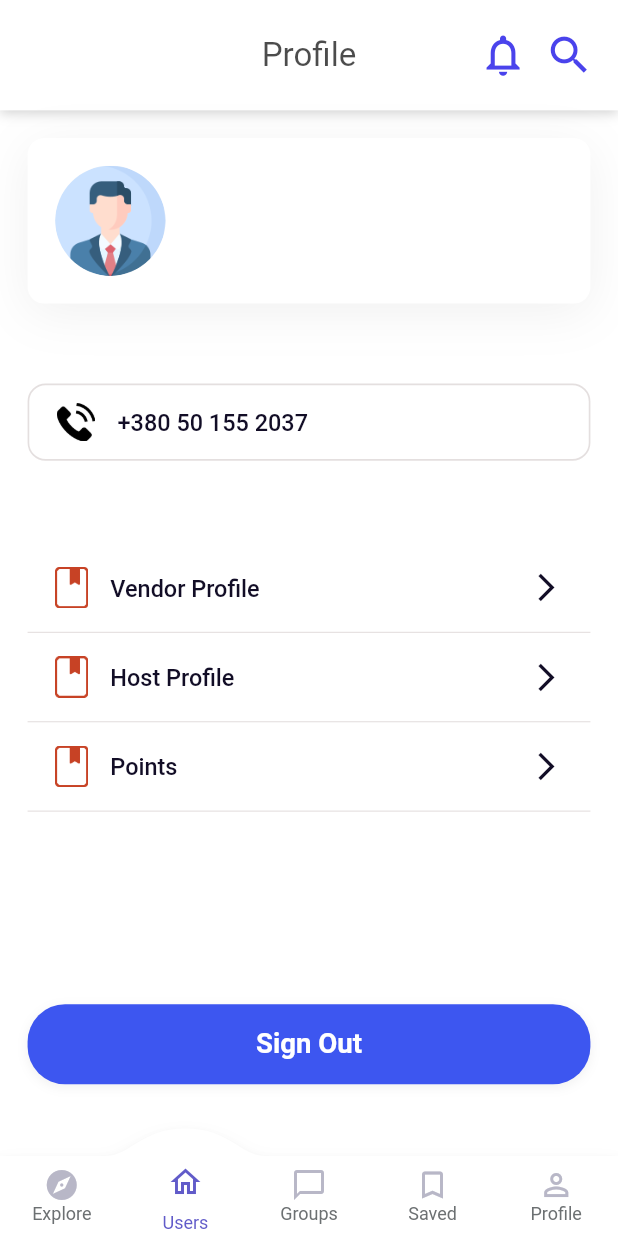
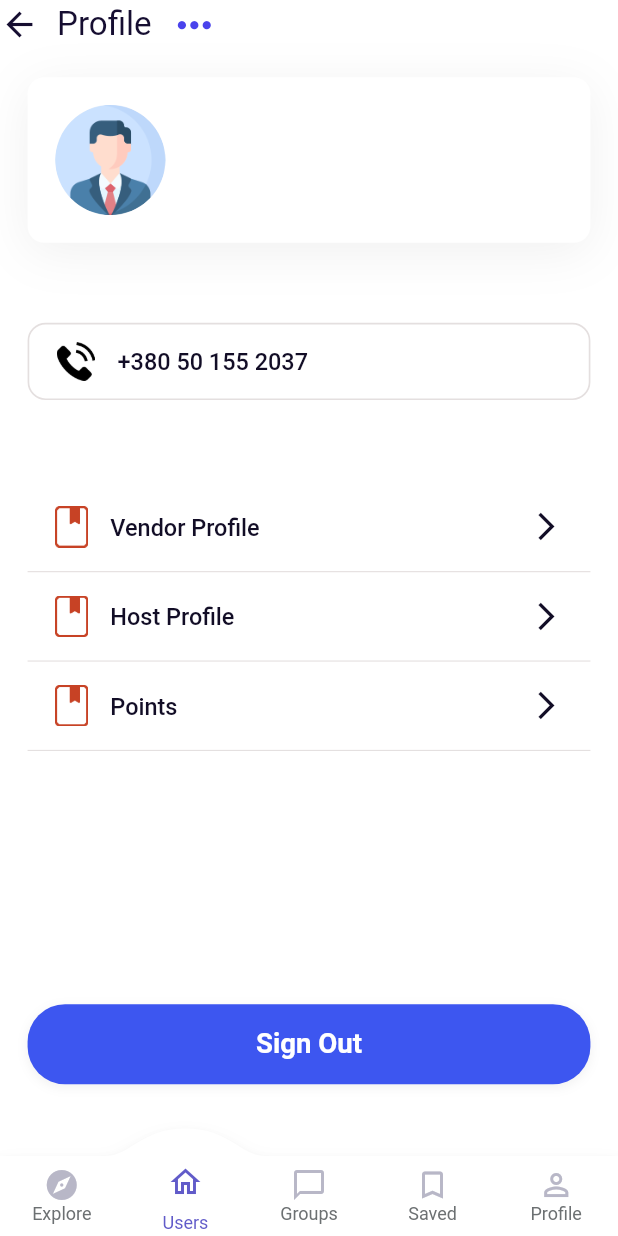
Before and after one commit to yanaderevianko726/Event-group-flutter, a Flutter app: the HomePage screen opened by its route, item 2 of the bottom bar chosen, on a phone screen of 412 x 824 dp. Run offline on Flutter 3.47's test engine with Material 2 defaults, Android fonts, the phone set to English and light mode, and no system bars; drawn by our look-alikes of convex_bottom_bar; our stand-ins replace cached_network_image, connectivity_plus, country_code_picker, dropdown_button2, figma_squircle, firebase_auth and 17 more; missing offline and left inert: flutter_share, need_resume, platform_device_id; accounts and stored records are empty; network calls fail; Roboto replaces fonts that are missing (SF Pro Display).

Commit message:
update profile page

```diff
--- a/lib/utils/my_colors.dart
+++ b/lib/utils/my_colors.dart
@@ -13,6 +13,7 @@ Color tag2Color = const Color(0xFF46CDFB);
 Color tag3Color = const Color(0xFFEF767A);
 Color tag4Color = const Color(0xFF49DCB1);
 Color purpleDarkColor = const Color(0xFF413D8B);
+Color purpleDeepDarkColor = const Color(0xFF160e31);
 Color bgDark = const Color(0xFFFCFCFC);
 Color bgDarkWhite = const Color(0xFFFFFFFF);
 Color textColor = const Color(0xff120D26);
@@ -25,6 +26,7 @@ Color redLightColor = const Color(0xFFE5625E);
 Color redLight1Color = const Color(0xFFE46D44);
 Color redLight2Color = const Color(0xFFDC42BF);
 Color redLight3Color = const Color(0xFFEEB868);
+Color redLight4Color = const Color(0xFFff4d9e);
 Color containerShadow = "#33ACB6B5".toColor();
 
 extension ColorExtension on String {
--- a/lib/utils/widgets.dart
+++ b/lib/utils/widgets.dart
@@ -166,6 +166,7 @@ Widget notificationUI({
 
 Widget topAppBar({
   String title = '',
+  Color? titleColor,
   bool showBack = false,
   List<Widget>? icons,
 }) {
@@ -190,8 +191,14 @@ Widget topAppBar({
           child: Row(
             mainAxisAlignment: MainAxisAlignment.center,
             children: [
-              getCustomText(title, Colors.black87.withOpacity(0.7), 1,
-                  TextAlign.start, FontWeight.w400, 24.sp),
+              getCustomText(
+                title,
+                titleColor ?? Colors.black87.withOpacity(0.7),
+                1,
+                TextAlign.start,
+                FontWeight.w400,
+                24.sp,
+              ),
             ],
           ),
         ),
@@ -249,7 +256,7 @@ Widget topAppBar({
 
 Widget topIcon({
   IconData? icon,
-  bool coloredWhite = false,
+  Color? color,
   Function? callback,
 }) {
   return SizedBox(
@@ -260,8 +267,7 @@ Widget topIcon({
         child: Icon(
           icon,
           size: 36.h,
-          color:
-              coloredWhite ? Colors.white.withOpacity(0.8) : primaryLightColor,
+          color: color ?? primaryLightColor,
         ),
         onTap: () => {callback!()},
       ),
--- a/lib/views/auth/forgetPassword/forget_password2.dart
+++ b/lib/views/auth/forgetPassword/forget_password2.dart
@@ -21,6 +21,7 @@ class _ForgetPassword2PagePageState extends State<ForgetPassword2Page> {
 
   @override
   Widget build(BuildContext context) {
+    var statusBarHeight = MediaQuery.of(context).viewPadding.top;
     return Scaffold(
       resizeToAvoidBottomInset: true,
       body: SizedBox(
@@ -36,7 +37,7 @@ class _ForgetPassword2PagePageState extends State<ForgetPassword2Page> {
                 crossAxisAlignment: CrossAxisAlignment.center,
                 children: [
                   SizedBox(
-                    height: 24.h,
+                    height: statusBarHeight + 24.h,
                   ),
                   SizedBox(
                     width: double.infinity,
@@ -153,7 +154,7 @@ class _ForgetPassword2PagePageState extends State<ForgetPassword2Page> {
                             height: 60.h,
                             child: Center(
                               child: ConstantWidget.getTextWidget(
-                                'Send',
+                                'Reset Password',
                                 Colors.white,
                                 TextAlign.end,
                                 FontWeight.w500,
--- a/lib/views/auth/signup/signup_page.dart
+++ b/lib/views/auth/signup/signup_page.dart
@@ -83,7 +83,7 @@ class _SignUpPage extends State<SignUpPage> {
                           ],
                         ),
                         SizedBox(
-                          height: 40.h,
+                          height: 52.h,
                         ),
                         Padding(
                           padding: EdgeInsets.all(1.h),
@@ -169,7 +169,7 @@ class _SignUpPage extends State<SignUpPage> {
                           ),
                         ),
                         SizedBox(
-                          height: 56.h,
+                          height: 44.h,
                         ),
                         InkWell(
                           onTap: () async {
--- a/lib/views/home_page.dart
+++ b/lib/views/home_page.dart
@@ -29,7 +29,7 @@ class _HomePage extends State<HomePage> {
   final statusBarColors = [
     purpleColor,
     purpleColor,
-    blueLight,
+    purpleColor,
     purpleColor,
     purpleColor,
   ];
--- a/lib/views/profile/profile_widget.dart
+++ b/lib/views/profile/profile_widget.dart
@@ -22,6 +22,7 @@ class ProfileWidget extends StatefulWidget {
 class _ProfileWidget extends State<ProfileWidget> {
   @override
   Widget build(BuildContext context) {
+    var statusBarHeight = MediaQuery.of(context).viewPadding.top;
     double screenWidth = MediaQuery.of(context).size.width;
     return GetBuilder<ProfileController>(
       init: ProfileController(),
@@ -33,51 +34,42 @@ class _ProfileWidget extends State<ProfileWidget> {
           color: bgDarkWhite,
           child: Column(
             children: [
-              topAppBar(
-                title: 'Profile',
-                icons: [
               SizedBox(
-                    width: 36.h,
-                    height: 36.h,
-                    child: notificationController.notificationCount > 0
-                        ? Badge(
-                            label: Text(
-                              '${notificationController.notificationCount}',
-                              style: const TextStyle(
-                                color: Colors.white,
+                height: statusBarHeight,
+              ),
+              Row(
+                children: [
+                  InkWell(
+                    onTap: () {
+                      Get.back();
+                    },
+                    child: Icon(
+                      Icons.arrow_back_sharp,
+                      size: 26,
+                      color: purpleDeepDarkColor,
                     ),
                   ),
-                            child: InkWell(
+                  Padding(
+                    padding: const EdgeInsets.symmetric(horizontal: 12.0),
+                    child: getCustomText(
+                      'Profile',
+                      purpleDeepDarkColor,
+                      1,
+                      TextAlign.start,
+                      FontWeight.w400,
+                      24.sp,
+                    ),
+                  ),
+                  InkWell(
                     child: Icon(
-                                Icons.notifications_none,
+                      Icons.more_horiz,
                       size: 36.h,
                       color: primaryLightColor,
                     ),
-                              onTap: () {
-                                Get.toNamed(AppRoutes.notificationRoute);
-                              },
-                            ),
-                          )
-                        : Center(
-                            child: InkWell(
-                              child: Icon(
-                                Icons.notifications_none,
-                                size: 36.h,
-                                color: primaryLightColor,
-                              ),
-                              onTap: () {
-                                Get.toNamed(AppRoutes.notificationRoute);
-                              },
-                            ),
-                          ),
-                  ),
-                  topIcon(
-                    icon: Icons.search,
-                    callback: () {},
+                    onTap: () => {},
                   ),
                 ],
               ),
-              if (profileController.userDetail != null)
               Container(
                 margin: EdgeInsets.symmetric(
                   horizontal: 20.h,
```
Also changed, not shown: lib/views/auth/forgetPassword/forget_password1.dart (+8 -5 lines), lib/views/auth/signin/signin_page.dart (+9 -6 lines), lib/views/welcome/welcome_page.dart (+60 -13 lines). Lines whose indentation alone changed are shown as unchanged.
